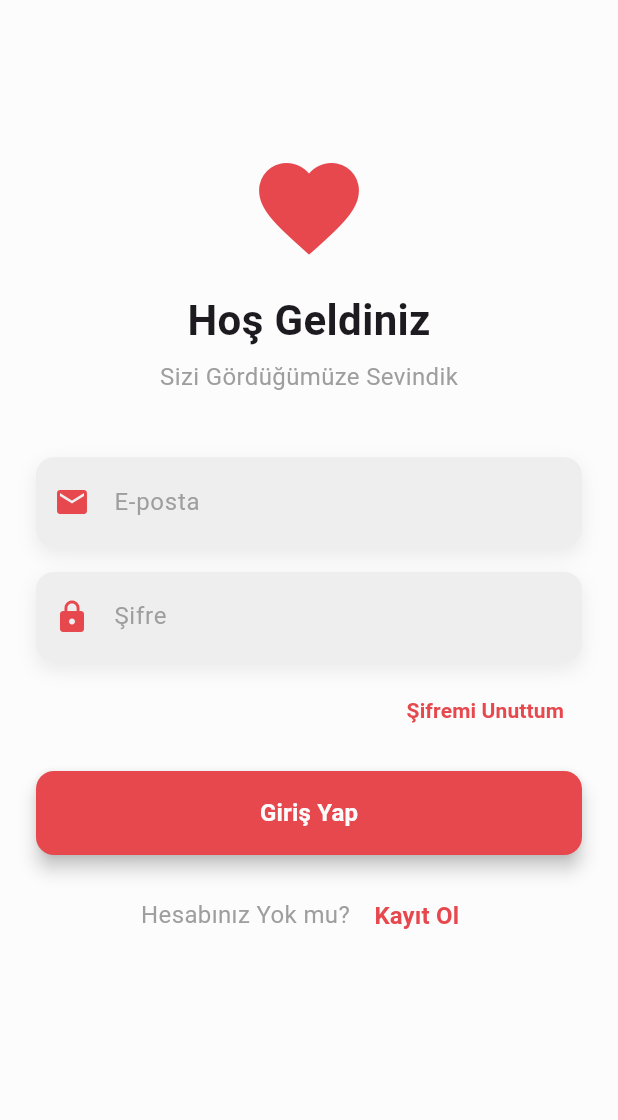
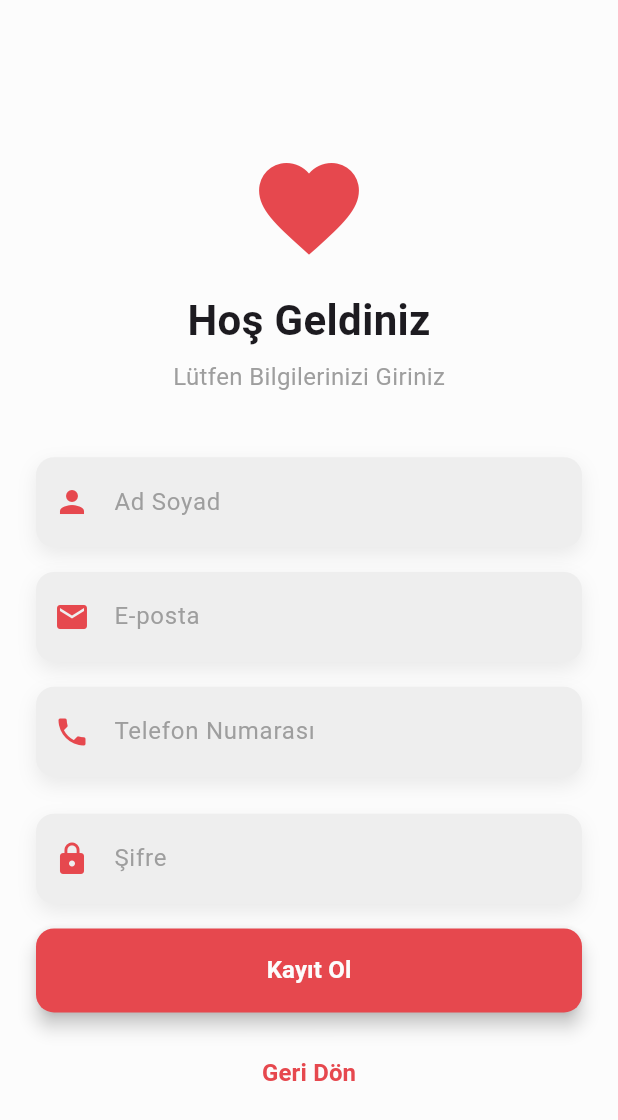
Before and after one commit to ibrahimysr/dietician_app, a Flutter app: the screen it shows after launch, after a tap on "Kayıt Ol", on a phone screen of 412 x 824 dp. Shown: the top 1120 px of the screen. Run offline on Flutter 3.47's test engine with Material 3 defaults, Android fonts, the phone set to English and light mode, and no system bars.

```diff
--- a/lib/main.dart
+++ b/lib/main.dart
@@ -1,4 +1,4 @@
-import 'package:dietician_app/screens/auth/login.dart';
+import 'package:dietician_app/screens/auth/login_screen.dart';
 import 'package:flutter/material.dart';
 
 void main() {
--- a/lib/screens/auth/login.dart
+++ b/lib/screens/auth/login_screen.dart
@@ -2,6 +2,7 @@ import 'package:dietician_app/components/auth/login_textfield.dart';
 import 'package:dietician_app/core/extension/context_extension.dart';
 import 'package:dietician_app/core/theme/color.dart';
 import 'package:dietician_app/core/theme/textstyle.dart';
+import 'package:dietician_app/screens/auth/register_screen.dart';
 import 'package:flutter/material.dart';
 
 class LoginScreen extends StatefulWidget {
@@ -164,7 +165,9 @@ class _LoginScreenState extends State<LoginScreen>
                     ),
                       ),
                       TextButton(
-                        onPressed: () {},
+                        onPressed: () {
+                          Navigator.push(context, MaterialPageRoute(builder: (context) => RegisterScreen(),));
+                        },
                         child:  Text(
                           "Kayıt Ol",
                           style: TextStyle(
--- /dev/null
+++ b/lib/screens/auth/register_screen.dart
@@ -0,0 +1,180 @@
+import 'package:dietician_app/components/auth/login_textfield.dart';
+import 'package:dietician_app/core/extension/context_extension.dart';
+import 'package:dietician_app/core/theme/color.dart';
+import 'package:dietician_app/core/theme/textstyle.dart';
+import 'package:flutter/material.dart';
+
+class RegisterScreen extends StatefulWidget {
+  const RegisterScreen({super.key});
+
+  @override
+  State<RegisterScreen> createState() => _RegisterScreenState();
+}
+
+class _RegisterScreenState extends State<RegisterScreen>
+    with SingleTickerProviderStateMixin {
+  late AnimationController _controller;
+  late Animation<double> _fadeAnimation;
+  late Animation<Offset> _slideAnimation;
+
+  bool _isButtonPressed = false;
+
+  @override
+  void initState() {
+    super.initState();
+    _controller = AnimationController(
+      duration: const Duration(milliseconds: 1000),
+      vsync: this,
+    );
+
+    _fadeAnimation = CurvedAnimation(
+      parent: _controller,
+      curve: Curves.easeIn,
+    );
+
+    _slideAnimation = Tween<Offset>(
+      begin: const Offset(0, 1),
+      end: Offset.zero,
+    ).animate(CurvedAnimation(
+      parent: _controller,
+      curve: Curves.easeOut,
+    ));
+
+    _controller.forward();
+  }
+
+  @override
+  void dispose() {
+    _controller.dispose();
+    super.dispose();
+  }
+
+  @override
+  Widget build(BuildContext context) {
+    return Scaffold(
+      backgroundColor: AppColor.white,
+      body: SafeArea(
+        child: SingleChildScrollView(
+          child: Padding(
+            padding: const EdgeInsets.symmetric(horizontal: 24.0),
+            child: Column(
+              mainAxisAlignment: MainAxisAlignment.center,
+              crossAxisAlignment: CrossAxisAlignment.center,
+              children: [
+                SizedBox(height: context.getDynamicHeight(12)),
+                FadeTransition(
+                  opacity: _fadeAnimation,
+                  child: Icon(
+                    Icons.favorite,
+                    size: 80,
+                    color: AppColor.primary,
+                  ),
+                ),
+                SizedBox(height: context.getDynamicHeight(2)),
+                FadeTransition(
+                  opacity: _fadeAnimation,
+                  child:
+                      const Text("Hoş Geldiniz", style: AppTextStyles.heading1),
+                ),
+                SizedBox(height: context.getDynamicHeight(1)),
+                FadeTransition(
+                  opacity: _fadeAnimation,
+                  child: Text(
+                    "Lütfen Bilgilerinizi Giriniz",
+                    style: AppTextStyles.body1Regular.copyWith(
+                      color: Colors.grey,
+                    ),
+                  ),
+                ),
+                SizedBox(height: context.getDynamicHeight(5)),
+                SlideTransition(
+                  position: _slideAnimation,
+                  child: buildTextField(
+                    hintText: "Ad Soyad",
+                    icon: Icons.person,
+                  ),
+                ),
+                SizedBox(height: context.getDynamicHeight(2)),
+                SlideTransition(
+                  position: _slideAnimation,
+                  child: buildTextField(
+                    hintText: "E-posta",
+                    icon: Icons.email,
+                  ),
+                ),
+                SizedBox(height: context.getDynamicHeight(2)),
+                SlideTransition(
+                  position: _slideAnimation,
+                  child: buildTextField(
+                    hintText: "Telefon Numarası",
+                    icon: Icons.phone,
+                  ),
+                ),
+                SizedBox(height: context.getDynamicHeight(1)),
+                SizedBox(height: context.getDynamicHeight(2)),
+                SlideTransition(
+                  position: _slideAnimation,
+                  child: buildTextField(
+                    hintText: "Şifre",
+                    icon: Icons.lock,
+                    obscureText: true,
+                  ),
+                ),
+
+                SizedBox(height: context.getDynamicHeight(2)),
+                AnimatedContainer(
+                  duration: const Duration(milliseconds: 300),
+                  curve: Curves.easeInOut,
+                  transform: Matrix4.identity()
+                    ..scale(_isButtonPressed ? 0.95 : 1.0),
+                  child: ElevatedButton(
+                    style: ElevatedButton.styleFrom(
+                      backgroundColor: AppColor.primary,
+                      minimumSize: const Size(double.infinity, 56),
+                      shape: RoundedRectangleBorder(
+                        borderRadius: BorderRadius.circular(12),
+                      ),
+                      elevation: 5,
+                    ),
+                    onPressed: () {
+                      setState(() {
+                        _isButtonPressed = true;
+                      });
+                      Future.delayed(const Duration(milliseconds: 200), () {
+                        setState(() {
+                          _isButtonPressed = false;
+                        });
+                      });
+                    },
+                    child: Text(
+                      "Kayıt Ol",
+                      style: AppTextStyles.buttonText.copyWith(
+                        color: AppColor.white,
+                      ),
+                    ),
+                  ),
+                ),
+                SizedBox(height: context.getDynamicHeight(2)),
+                FadeTransition(
+                  opacity: _fadeAnimation,
+                  child: TextButton(
+                    onPressed: () {},
+                    child: Text(
+                      "Geri Dön",
+                      style: TextStyle(
+                        fontSize: 16,
+                        color: AppColor.primary,
+                        fontWeight: FontWeight.bold,
+                      ),
+                    ),
+                  ),
+                ),
+                SizedBox(height: context.getDynamicHeight(15)),
+              ],
+            ),
+          ),
+        ),
+      ),
+    );
+  }
+}
```
